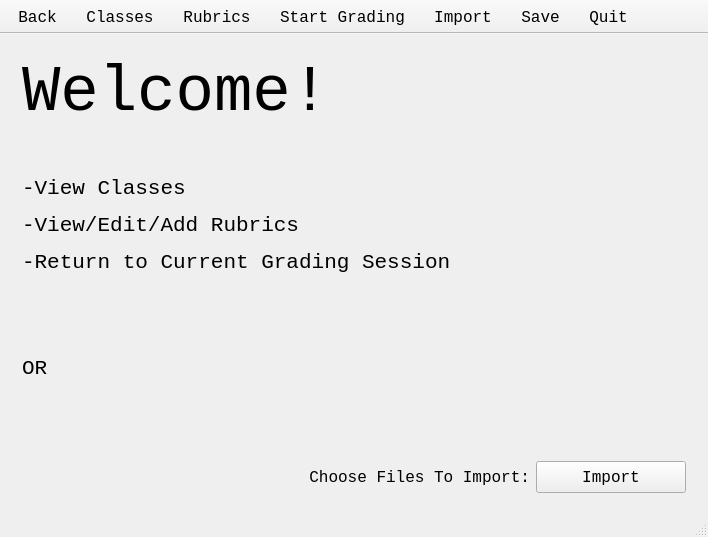
Qt form GAUI/basescreen.ui (ezfe/grading-assistant-cs205) before a commit.
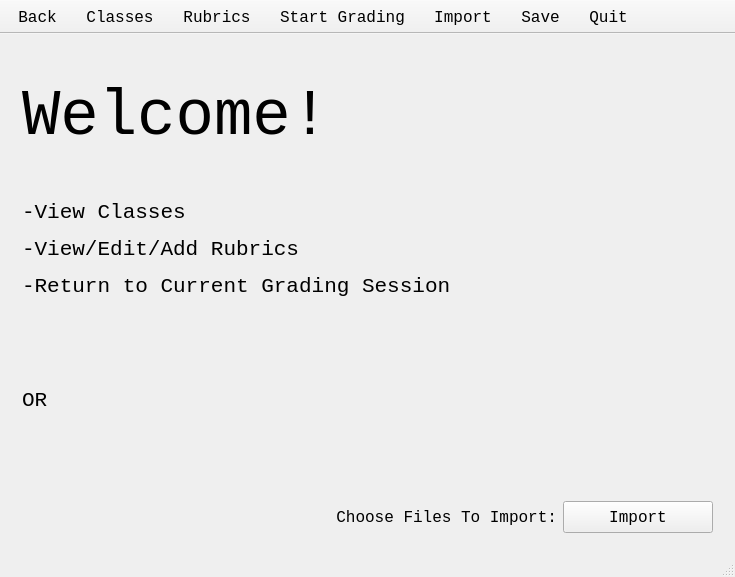
The same form after that commit. The open tabs and pages were chosen to show the change.

Commit message:
Added label telling user time of last sync
-commented out methods in usersettings that didn't have headers to that it would compile

Patch:
```diff
--- a/GAUI/basescreen.ui
+++ b/GAUI/basescreen.ui
@@ -6,8 +6,8 @@
    <rect>
     <x>0</x>
     <y>0</y>
-    <width>708</width>
-    <height>537</height>
+    <width>735</width>
+    <height>577</height>
    </rect>
   </property>
   <property name="windowTitle">
@@ -15,7 +15,7 @@
   </property>
   <widget class="QWidget" name="centralWidget">
    <layout class="QGridLayout" name="gridLayout">
-    <item row="0" column="0">
+    <item row="1" column="0">
      <widget class="QStackedWidget" name="stackedWidget">
       <property name="currentIndex">
        <number>1</number>
@@ -730,6 +730,20 @@
       </widget>
      </widget>
     </item>
+    <item row="0" column="0" alignment="Qt::AlignRight">
+     <widget class="QLabel" name="saveLabel">
+      <property name="font">
+       <font>
+        <family>Monospace</family>
+        <pointsize>11</pointsize>
+        <italic>true</italic>
+       </font>
+      </property>
+      <property name="text">
+       <string> </string>
+      </property>
+     </widget>
+    </item>
    </layout>
   </widget>
   <widget class="QToolBar" name="mainToolBar">
```
Left out of the diff: 2 changed lines with no effect on the pictures. The commit also changes 4 other files.
